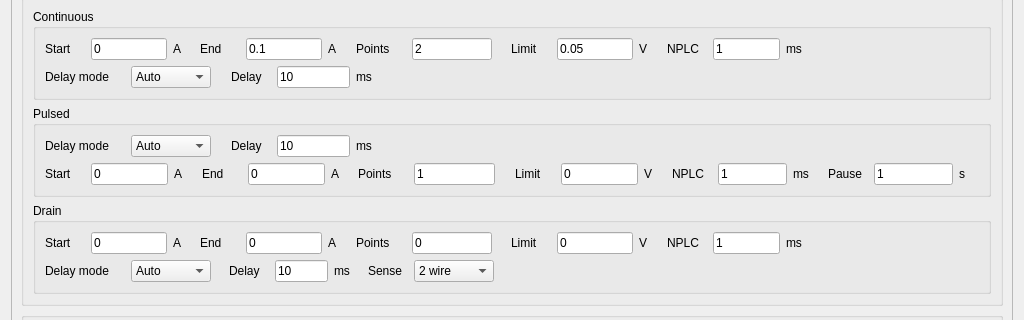
This is plugins/sweep/sweep_settingsWidget.ui in pyIVLS/pyIVLS as Qt 5 draws it before an edit; both pictures show x 0 to 1024 and y 136 to 456 of the 1024 by 1028 pixel window. The edited form follows.
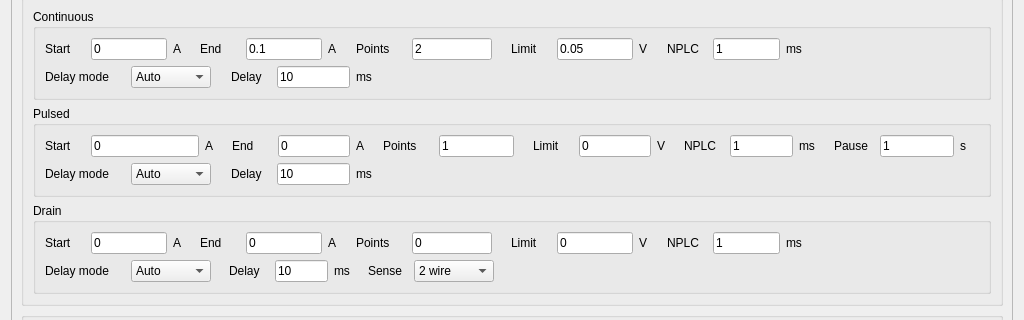
This is the edited form.

What changed in the file:
```diff
--- a/plugins/sweep/sweep_settingsWidget.ui
+++ b/plugins/sweep/sweep_settingsWidget.ui
@@ -889,138 +889,7 @@
             </property>
             <layout class="QVBoxLayout" name="verticalLayout_9">
              <item>
-              <layout class="QHBoxLayout" name="HBoxLayout_pulsedLine2" stretch="10,1,10,43">
-               <item>
-                <layout class="QHBoxLayout" name="HBoxLayout_pulsedDelayMode">
-                 <item>
-                  <widget class="QLabel" name="label_pulsedDelayMode">
-                   <property name="sizePolicy">
-                    <sizepolicy hsizetype="Fixed" vsizetype="Fixed">
-                     <horstretch>0</horstretch>
-                     <verstretch>0</verstretch>
-                    </sizepolicy>
-                   </property>
-                   <property name="minimumSize">
-                    <size>
-                     <width>80</width>
-                     <height>0</height>
-                    </size>
-                   </property>
-                   <property name="text">
-                    <string>Delay mode</string>
-                   </property>
-                  </widget>
-                 </item>
-                 <item>
-                  <widget class="QComboBox" name="comboBox_pulsedDelayMode">
-                   <property name="sizePolicy">
-                    <sizepolicy hsizetype="Fixed" vsizetype="Fixed">
-                     <horstretch>0</horstretch>
-                     <verstretch>0</verstretch>
-                    </sizepolicy>
-                   </property>
-                   <property name="minimumSize">
-                    <size>
-                     <width>80</width>
-                     <height>0</height>
-                    </size>
-                   </property>
-                   <property name="currentIndex">
-                    <number>0</number>
-                   </property>
-                   <item>
-                    <property name="text">
-                     <string>Auto</string>
-                    </property>
-                   </item>
-                   <item>
-                    <property name="text">
-                     <string>Manual</string>
-                    </property>
-                   </item>
-                  </widget>
-                 </item>
-                </layout>
-               </item>
-               <item>
-                <spacer name="horizontalSpacer_17">
-                 <property name="orientation">
-                  <enum>Qt::Orientation::Horizontal</enum>
-                 </property>
-                 <property name="sizeHint" stdset="0">
-                  <size>
-                   <width>40</width>
-                   <height>20</height>
-                  </size>
-                 </property>
-                </spacer>
-               </item>
-               <item>
-                <layout class="QHBoxLayout" name="HBoxLayout_pulsedDelay" stretch="0,0,0">
-                 <item>
-                  <widget class="QLabel" name="label_pulsedDelay">
-                   <property name="sizePolicy">
-                    <sizepolicy hsizetype="Fixed" vsizetype="Fixed">
-                     <horstretch>0</horstretch>
-                     <verstretch>0</verstretch>
-                    </sizepolicy>
-                   </property>
-                   <property name="minimumSize">
-                    <size>
-                     <width>40</width>
-                     <height>0</height>
-                    </size>
-                   </property>
-                   <property name="text">
-                    <string>Delay</string>
-                   </property>
-                  </widget>
-                 </item>
-                 <item>
-                  <widget class="QLineEdit" name="lineEdit_pulsedDelay">
-                   <property name="sizePolicy">
-                    <sizepolicy hsizetype="Fixed" vsizetype="Fixed">
-                     <horstretch>0</horstretch>
-                     <verstretch>0</verstretch>
-                    </sizepolicy>
-                   </property>
-                   <property name="minimumSize">
-                    <size>
-                     <width>20</width>
-                     <height>0</height>
-                    </size>
-                   </property>
-                   <property name="text">
-                    <string>10</string>
-                   </property>
-                  </widget>
-                 </item>
-                 <item>
-                  <widget class="QLabel" name="label_pulsedDelayUnits">
-                   <property name="text">
-                    <string>ms</string>
-                   </property>
-                  </widget>
-                 </item>
-                </layout>
-               </item>
-               <item>
-                <spacer name="horizontalSpacer_18">
-                 <property name="orientation">
-                  <enum>Qt::Orientation::Horizontal</enum>
-                 </property>
-                 <property name="sizeHint" stdset="0">
-                  <size>
-                   <width>40</width>
-                   <height>20</height>
-                  </size>
-                 </property>
-                </spacer>
-               </item>
-              </layout>
-             </item>
-             <item>
-              <layout class="QHBoxLayout" name="HBoxLayout_pulsedLine1" stretch="10,1,10,1,10,1,10,1,10,1,10,1">
+              <layout class="QHBoxLayout" name="HBoxLayout_pulsedLine1" stretch="0,1,10,1,10,1,10,1,10,1,10,1">
                <item>
                 <layout class="QHBoxLayout" name="HBoxLayout_pulsedStart" stretch="0,0,0">
                  <item>
@@ -1400,6 +1269,137 @@
                </item>
               </layout>
              </item>
+             <item>
+              <layout class="QHBoxLayout" name="HBoxLayout_pulsedLine2" stretch="10,1,10,43">
+               <item>
+                <layout class="QHBoxLayout" name="HBoxLayout_pulsedDelayMode">
+                 <item>
+                  <widget class="QLabel" name="label_pulsedDelayMode">
+                   <property name="sizePolicy">
+                    <sizepolicy hsizetype="Fixed" vsizetype="Fixed">
+                     <horstretch>0</horstretch>
+                     <verstretch>0</verstretch>
+                    </sizepolicy>
+                   </property>
+                   <property name="minimumSize">
+                    <size>
+                     <width>80</width>
+                     <height>0</height>
+                    </size>
+                   </property>
+                   <property name="text">
+                    <string>Delay mode</string>
+                   </property>
+                  </widget>
+                 </item>
+                 <item>
+                  <widget class="QComboBox" name="comboBox_pulsedDelayMode">
+                   <property name="sizePolicy">
+                    <sizepolicy hsizetype="Fixed" vsizetype="Fixed">
+                     <horstretch>0</horstretch>
+                     <verstretch>0</verstretch>
+                    </sizepolicy>
+                   </property>
+                   <property name="minimumSize">
+                    <size>
+                     <width>80</width>
+                     <height>0</height>
+                    </size>
+                   </property>
+                   <property name="currentIndex">
+                    <number>0</number>
+                   </property>
+                   <item>
+                    <property name="text">
+                     <string>Auto</string>
+                    </property>
+                   </item>
+                   <item>
+                    <property name="text">
+                     <string>Manual</string>
+                    </property>
+                   </item>
+                  </widget>
+                 </item>
+                </layout>
+               </item>
+               <item>
+                <spacer name="horizontalSpacer_17">
+                 <property name="orientation">
+                  <enum>Qt::Orientation::Horizontal</enum>
+                 </property>
+                 <property name="sizeHint" stdset="0">
+                  <size>
+                   <width>40</width>
+                   <height>20</height>
+                  </size>
+                 </property>
+                </spacer>
+               </item>
+               <item>
+                <layout class="QHBoxLayout" name="HBoxLayout_pulsedDelay" stretch="0,0,0">
+                 <item>
+                  <widget class="QLabel" name="label_pulsedDelay">
+                   <property name="sizePolicy">
+                    <sizepolicy hsizetype="Fixed" vsizetype="Fixed">
+                     <horstretch>0</horstretch>
+                     <verstretch>0</verstretch>
+                    </sizepolicy>
+                   </property>
+                   <property name="minimumSize">
+                    <size>
+                     <width>40</width>
+                     <height>0</height>
+                    </size>
+                   </property>
+                   <property name="text">
+                    <string>Delay</string>
+                   </property>
+                  </widget>
+                 </item>
+                 <item>
+                  <widget class="QLineEdit" name="lineEdit_pulsedDelay">
+                   <property name="sizePolicy">
+                    <sizepolicy hsizetype="Fixed" vsizetype="Fixed">
+                     <horstretch>0</horstretch>
+                     <verstretch>0</verstretch>
+                    </sizepolicy>
+                   </property>
+                   <property name="minimumSize">
+                    <size>
+                     <width>20</width>
+                     <height>0</height>
+                    </size>
+                   </property>
+                   <property name="text">
+                    <string>10</string>
+                   </property>
+                  </widget>
+                 </item>
+                 <item>
+                  <widget class="QLabel" name="label_pulsedDelayUnits">
+                   <property name="text">
+                    <string>ms</string>
+                   </property>
+                  </widget>
+                 </item>
+                </layout>
+               </item>
+               <item>
+                <spacer name="horizontalSpacer_18">
+                 <property name="orientation">
+                  <enum>Qt::Orientation::Horizontal</enum>
+                 </property>
+                 <property name="sizeHint" stdset="0">
+                  <size>
+                   <width>40</width>
+                   <height>20</height>
+                  </size>
+                 </property>
+                </spacer>
+               </item>
+              </layout>
+             </item>
             </layout>
            </widget>
           </item>
```
